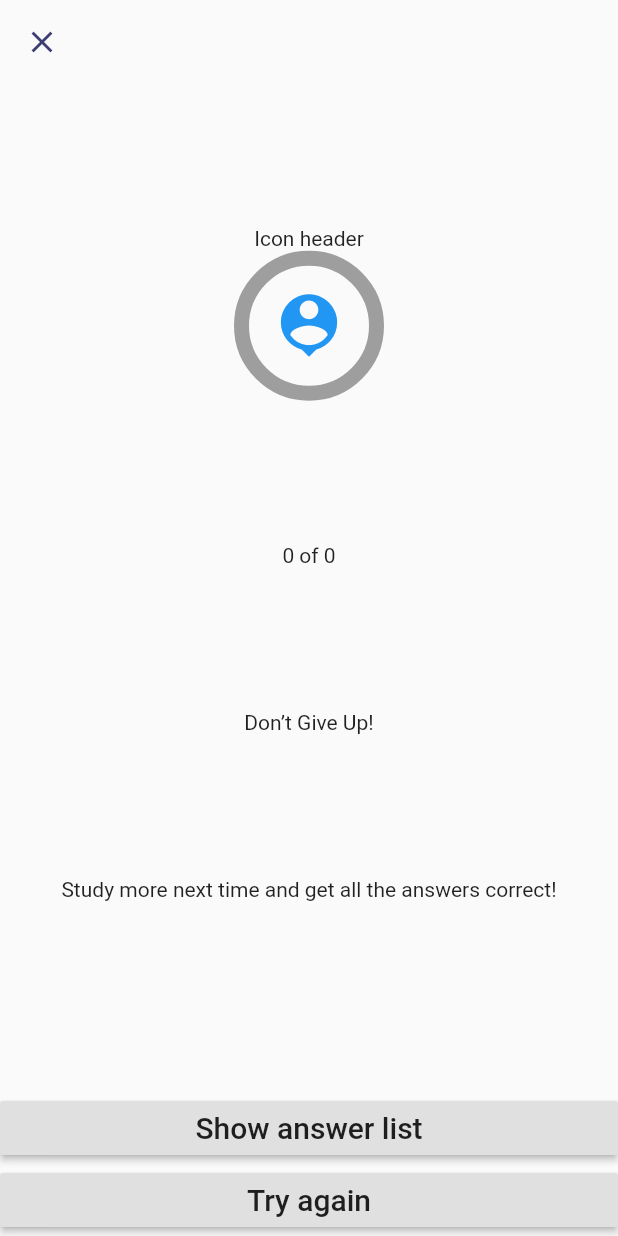
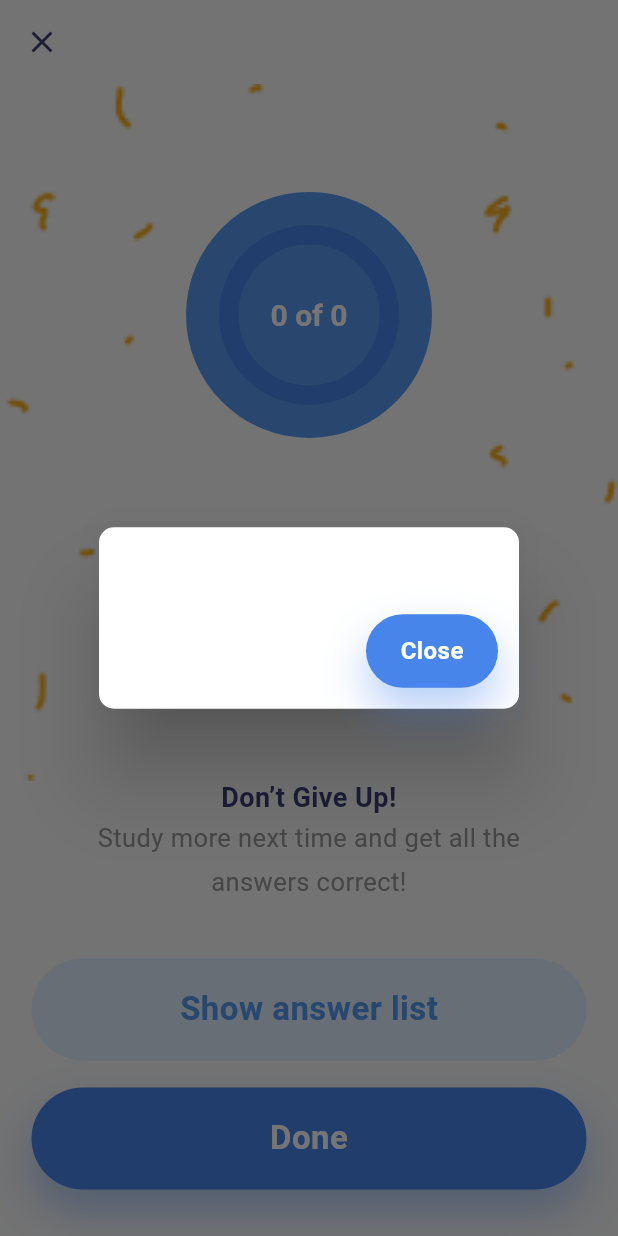
Before and after one commit to olegpixel/multitable, a Flutter app: the TestResultsScreen screen opened directly with empty values, after a tap on "Show answer list", on a phone screen of 412 x 824 dp. Run offline on Flutter 3.47's test engine with Material 2 defaults, Android fonts, the phone set to English and light mode, and no system bars; drawn by our look-alikes of percent_indicator; our stand-ins replace fl_chart, google_fonts, hive, hive_flutter; accounts and stored records are empty.

Commit message:
Test results screen

```diff
--- a/lib/datastore/progress_dao.dart
+++ b/lib/datastore/progress_dao.dart
@@ -1,5 +1,4 @@
 import 'package:hive/hive.dart';
-import 'package:hive_flutter/hive_flutter.dart';
 import 'package:multitables/datastore/test_groups.dart';
 
 const HIVE_PROGRESS_BOX = 'HIVE_PROGRESS_BOX';
--- a/lib/datastore/test_groups.dart
+++ b/lib/datastore/test_groups.dart
@@ -10,6 +10,15 @@ const PRACTICE_TEST_GROUPS = const [
 //    itemsCount: 10,
 //    isTimed: false,
 //  ),
+  TestGroup(
+    id: 'test-practice-1',
+    title: 'Number 1',
+    description: 'Multiply number 1',
+    problemsClass: [1],
+    iconImage: '',
+    itemsCount: 1,
+    isTimed: false,
+  ),
   TestGroup(
     id: 'practice-1',
     title: 'Number 1',
--- a/lib/funcs/question_generator.dart
+++ b/lib/funcs/question_generator.dart
@@ -1,4 +1,3 @@
-import 'package:flutter/material.dart';
 import 'package:multitables/models/problem.dart';
 import 'dart:math';
 
@@ -7,7 +6,6 @@ const ANSWERS_COUNT = 4;
 // Step 1: add response + answerCount-1 into array
 // Step 2: shuffle array
 Problem generateAnswerVariants(int a, int b) {
-  int res = a * b;
   var random = new Random();
   List<int> answers = [a * b];
 
--- a/lib/main.dart
+++ b/lib/main.dart
@@ -9,6 +9,7 @@ import 'screens/test_results_screen.dart';
 import 'package:hive/hive.dart';
 import 'package:hive_flutter/hive_flutter.dart';
 import 'package:multitables/datastore/progress_dao.dart';
+import 'package:google_fonts/google_fonts.dart';
 
 void main() async {
   await Hive.initFlutter();
@@ -23,6 +24,9 @@ class MyApp extends StatelessWidget {
         title: 'Flutter Demo',
         theme: ThemeData(
           primarySwatch: Colors.blue,
+//          textTheme: GoogleFonts.robotoTextTheme(
+//            Theme.of(context).textTheme,
+//          ),
         ),
         routes: {
           '/': (ctx) => HomeScreen(),
--- a/lib/models/test_results.dart
+++ b/lib/models/test_results.dart
@@ -1,14 +1,12 @@
-import 'package:flutter/material.dart';
 import 'package:multitables/models/problem.dart';
+import 'package:multitables/models/test_group.dart';
 
 class TestResults {
-  final String closePath;
-  final String retryPath;
+  final TestGroup testGroup;
   final List<Problem> testData;
 
   const TestResults({
-    this.closePath,
-    this.retryPath,
+    this.testGroup,
     this.testData,
   });
 }
--- a/lib/screens/exam_screen.dart
+++ b/lib/screens/exam_screen.dart
@@ -1,5 +1,4 @@
 import 'package:flutter/material.dart';
-import '../funcs/funcs.dart';
 
 class ExamScreen extends StatelessWidget {
   static const routeName = '/exam';
--- a/lib/screens/practice_screen.dart
+++ b/lib/screens/practice_screen.dart
@@ -1,6 +1,4 @@
 import 'package:flutter/material.dart';
-import '../funcs/funcs.dart';
-import 'package:google_fonts/google_fonts.dart';
 import '../widgets/list_item.dart';
 import '../widgets/header.dart';
 import 'package:multitables/datastore/test_groups.dart';
--- a/lib/screens/test_results_screen.dart
+++ b/lib/screens/test_results_screen.dart
@@ -2,6 +2,9 @@ import 'package:flutter/material.dart';
 import 'package:multitables/funcs/funcs.dart';
 import 'package:multitables/models/test_results.dart';
 import 'package:multitables/models/problem.dart';
+import 'package:multitables/widgets/striked_text.dart';
+import 'package:multitables/widgets/styled_button.dart';
+import 'package:multitables/screens/test_screen.dart';
 import 'package:percent_indicator/percent_indicator.dart';
 
 class TestResultsScreen extends StatelessWidget {
@@ -12,15 +15,79 @@ class TestResultsScreen extends StatelessWidget {
     final TestResults args = ModalRoute.of(context).settings.arguments;
     int correctNumber = 0;
     int totalNumber = args.testData.length;
+    double percentage = 0;
+    List<Widget> answersList = [];
 
     for (Problem pr in args.testData) {
       if (pr.correctAnswer == pr.givenAnswer) {
         correctNumber++;
       }
+      percentage = correctNumber / totalNumber * 1.0;
+      answersList.add(
+        Row(
+          children: <Widget>[
+            Padding(
+              padding: const EdgeInsets.only(right: 10.0),
+              child: (pr.correctAnswer != pr.givenAnswer)
+                  ? Icon(Icons.close, color: Colors.red)
+                  : Icon(Icons.done, color: Colors.green),
+            ),
+            Text(
+              '${pr.x} x ${pr.y} = ',
+              style: TextStyle(fontSize: 35),
+            ),
+            (pr.correctAnswer != pr.givenAnswer)
+                ? StrikeThroughWidget(
+                    child: Text(
+                      '${pr.givenAnswer}',
+                      style: TextStyle(fontSize: 35),
+                    ),
+                  )
+                : Container(),
+            Text(
+              ' ${pr.correctAnswer}',
+              style: TextStyle(fontSize: 35, color: Colors.green),
+            ),
+          ],
+        ),
+      );
     }
 
-    void closeHandler() {
+    void _showDialog() {
+      showDialog(
+        context: context,
+        builder: (BuildContext context) {
+          return AlertDialog(
+            content: Container(
+              margin: EdgeInsets.all(0.0),
+              child: SingleChildScrollView(
+                child: ListBody(
+                  children: <Widget>[
+                    ...answersList,
+                  ],
+                ),
+              ),
+            ),
+            shape: RoundedRectangleBorder(
+                borderRadius: BorderRadius.all(Radius.circular(10.0))),
+            actions: <Widget>[
+//              FlatButton(
+//                child: Text('Close'),
+//                onPressed: () {
+//                  Navigator.of(context).pop();
+//                },
+//              ),
+              StyledButton(
+                onPressed: () {
                   Navigator.of(context).pop();
+                },
+                text: 'Close',
+                small: true,
+              )
+            ],
+          );
+        },
+      );
     }
 
     return Scaffold(
@@ -29,7 +96,7 @@ class TestResultsScreen extends StatelessWidget {
         elevation: 0.0,
         leading: IconButton(
           icon: Icon(Icons.close, color: hexToColor('#3D3D74')),
-          onPressed: closeHandler,
+          onPressed: () => Navigator.of(context).pop(),
         ),
         backgroundColor: Colors.transparent,
       ),
@@ -39,43 +106,126 @@ class TestResultsScreen extends StatelessWidget {
         children: <Widget>[
           Expanded(
             flex: 20,
+            child: Container(
+              decoration: BoxDecoration(
+                image: DecorationImage(
+                    image:
+                        AssetImage('assets/images/test-results-background.png'),
+                    fit: BoxFit.fitHeight),
+              ),
               child: Column(
                 mainAxisAlignment: MainAxisAlignment.spaceEvenly,
-              crossAxisAlignment: CrossAxisAlignment.center,
+                crossAxisAlignment: CrossAxisAlignment.stretch,
                 children: <Widget>[
-                new CircularPercentIndicator(
-                  radius: 100.0,
-                  lineWidth: 10.0,
+                  Container(
+                    margin: EdgeInsets.all(0.0),
+                    decoration: BoxDecoration(
+                      shape: BoxShape.circle,
+                      color: hexToColor('#599BF0'),
+                    ),
+                    child: Padding(
+                      padding: const EdgeInsets.all(22.0),
+                      child: new CircularPercentIndicator(
+                        radius: 120.0,
+                        lineWidth: 13.0,
+                        animation: true,
                         percent: correctNumber / totalNumber,
-                  header: new Text("Icon header"),
-                  center: new Icon(
-                    Icons.person_pin,
-                    size: 50.0,
-                    color: Colors.blue,
+                        center: new Text(
+                          '$correctNumber of $totalNumber',
+                          style: new TextStyle(
+                              fontWeight: FontWeight.bold,
+                              fontSize: 20.0,
+                              color: Colors.white),
                         ),
-                  backgroundColor: Colors.grey,
-                  progressColor: Colors.blue,
+                        circularStrokeCap: CircularStrokeCap.round,
+                        progressColor: hexToColor('#E3F0FF'),
+                        backgroundColor: hexToColor('#4785EB'),
                       ),
-                Text('$correctNumber of $totalNumber'),
-                Text('Don’t Give Up!'),
-                Text('Study more next time and get all the answers correct!'),
+                    ),
+                  ),
+                  Padding(
+                    padding: const EdgeInsets.only(bottom: 45.0),
+                    child: Image(
+                      image: starsRating(percentage),
+                      width: 25.0,
+                      height: 40.0,
+                    ),
+                  ),
                 ],
               ),
             ),
+          ),
+          ...resultText(),
           Spacer(
             flex: 1,
           ),
-          RaisedButton(
-            onPressed: () {},
-            child:
-                const Text('Show answer list', style: TextStyle(fontSize: 20)),
+          Padding(
+            padding: const EdgeInsets.only(
+                top: 10.0, bottom: 3.0, right: 15.0, left: 15.0),
+            child: StyledButton(
+              onPressed: _showDialog,
+              text: 'Show answer list',
+              light: true,
             ),
-          RaisedButton(
-            onPressed: closeHandler,
-            child: const Text('Try again', style: TextStyle(fontSize: 20)),
+          ),
+          Padding(
+            padding: const EdgeInsets.only(
+                top: 3.0, bottom: 25.0, right: 15.0, left: 15.0),
+            child: totalNumber > correctNumber
+                ? StyledButton(
+                    onPressed: () => Navigator.of(context).pushReplacementNamed(
+                        TestScreen.routeName,
+                        arguments: args.testGroup),
+                    text: 'Try again',
+                  )
+                : StyledButton(
+                    onPressed: () => Navigator.of(context).pop(),
+                    text: 'Done',
+                  ),
           ),
         ],
       ),
     );
   }
 }
+
+AssetImage starsRating(double percent) {
+  if (percent > 0.99) {
+    return AssetImage('assets/images/3-stars.png');
+  } else if (percent > 0.6) {
+    return AssetImage('assets/images/2-stars.png');
+  } else if (percent > 0.2) {
+    return AssetImage('assets/images/1-stars.png');
+  } else {
+    return AssetImage('assets/images/0-stars.png');
+  }
+}
+
+List<Widget> resultText() {
+  return [
+    Text(
+      'Don’t Give Up!',
+      style: TextStyle(
+        fontSize: 18.0,
+        fontWeight: FontWeight.w700,
+        color: hexToColor('#3D3D74'),
+        letterSpacing: 0.3,
+      ),
+      textAlign: TextAlign.center,
+    ),
+    Padding(
+      padding: const EdgeInsets.symmetric(horizontal: 35.0),
+      child: Text(
+        'Study more next time and get all the answers correct!',
+        style: TextStyle(
+          fontSize: 17.0,
+          height: 1.7,
+          fontWeight: FontWeight.w400,
+          color: hexToColor('#999999'),
+          letterSpacing: 0.3,
+        ),
+        textAlign: TextAlign.center,
+      ),
+    ),
+  ];
+}
--- a/lib/screens/test_screen.dart
+++ b/lib/screens/test_screen.dart
@@ -28,6 +28,7 @@ class _TestScreenState extends State<TestScreen> {
   List<Color> buttonColors;
   bool _isButtonTapped = false;
   int correctAnswersCount = 0;
+  int totalQNumber = 10;
 
   @override
   void initState() {
@@ -38,6 +39,7 @@ class _TestScreenState extends State<TestScreen> {
     iterator = 0;
     buttonColors = [Colors.white, Colors.white, Colors.white, Colors.white];
     _isButtonTapped = false;
+    totalQNumber = _questionsList.length;
   }
 
   void answerClick(BuildContext ctx, int index) {
@@ -74,8 +76,8 @@ class _TestScreenState extends State<TestScreen> {
             updateSolvedCounters(correctAnswersCount,
                 widget.testGroup.itemsCount - correctAnswersCount);
 
-            TestResults tr =
-                TestResults(retryPath: '/', testData: _questionsList);
+            TestResults tr = TestResults(
+                testGroup: widget.testGroup, testData: _questionsList);
             Navigator.of(ctx).pushReplacementNamed(TestResultsScreen.routeName,
                 arguments: tr);
           });
@@ -106,7 +108,7 @@ class _TestScreenState extends State<TestScreen> {
         children: <Widget>[
           Center(
             child: Text(
-              '${iterator + 1}  of  10',
+              '${iterator + 1}  of $totalQNumber',
               style: GoogleFonts.lato(
                 textStyle: TextStyle(
                   fontWeight: FontWeight.w600,
--- /dev/null
+++ b/lib/widgets/striked_text.dart
@@ -0,0 +1,24 @@
+import 'package:flutter/material.dart';
+
+class StrikeThroughWidget extends StatelessWidget {
+  final Widget _child;
+
+  StrikeThroughWidget({Key key, @required Widget child})
+      : this._child = child,
+        super(key: key);
+
+  @override
+  Widget build(BuildContext context) {
+    return Container(
+      child: _child,
+      padding: EdgeInsets.symmetric(
+          horizontal:
+              8), // this line is optional to make strikethrough effect outside a text
+      decoration: BoxDecoration(
+        image: DecorationImage(
+            image: AssetImage('assets/images/red-line.png'),
+            fit: BoxFit.fitHeight),
+      ),
+    );
+  }
+}
--- /dev/null
+++ b/lib/widgets/styled_button.dart
@@ -0,0 +1,51 @@
+import 'package:flutter/material.dart';
+import 'package:multitables/funcs/funcs.dart';
+
+class StyledButton extends StatelessWidget {
+  final Function onPressed;
+  final String text;
+  final bool light;
+  final bool small;
+
+  StyledButton(
+      {this.onPressed, this.text, this.light = false, this.small = false});
+
+  @override
+  Widget build(BuildContext context) {
+    return Padding(
+      padding: const EdgeInsets.all(6.0),
+      child: Container(
+        child: FlatButton(
+          shape:
+              RoundedRectangleBorder(borderRadius: BorderRadius.circular(35)),
+          color: (light) ? hexToColor('#E3F0FF') : hexToColor('#4785EB'),
+          textColor: Colors.white,
+          onPressed: onPressed,
+          padding:
+              small ? const EdgeInsets.all(15.0) : const EdgeInsets.all(21.0),
+          child: Text(
+            text,
+            style: TextStyle(
+              fontSize: small ? 16.0 : 22.0,
+              fontWeight: FontWeight.w600,
+              color: (light) ? hexToColor('#589AEF') : Colors.white,
+              letterSpacing: 0.3,
+            ),
+          ),
+        ),
+        decoration: (!light)
+            ? BoxDecoration(
+                borderRadius: BorderRadius.all(Radius.circular(35)),
+                boxShadow: <BoxShadow>[
+                  BoxShadow(
+                    color: hexToColor('#4785EB').withOpacity(0.4),
+                    blurRadius: 25,
+                    offset: Offset(0, 15),
+                  ),
+                ],
+              )
+            : null,
+      ),
+    );
+  }
+}
```
Also changed, not shown: assets/images/0-stars.png (added), assets/images/1-stars.png (added), assets/images/2-stars.png (added), assets/images/3-stars.png (added), assets/images/red-line.png (added), assets/images/test-results-background.png (added). Lines whose indentation alone changed are shown as unchanged.
